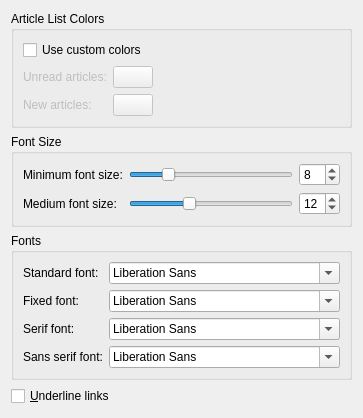
This is akregator/configuration/settings_appearance.ui in KDE/kdepim as Qt 5 draws it before an edit. The edited form follows.
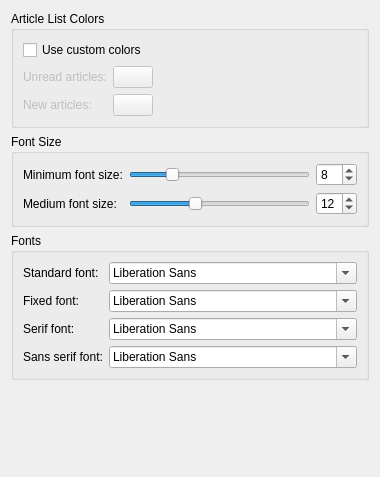
This is the edited form. Custom widgets are drawn as their Qt base class.

Commit message: Remove unused settings in webkit

Diff of the .ui file:
```diff
--- a/akregator/configuration/settings_appearance.ui
+++ b/akregator/configuration/settings_appearance.ui
@@ -3,7 +3,15 @@
  <author>Frank Osterfeld</author>
  <class>Akregator::SettingsAppearance</class>
  <widget class="QWidget" name="Akregator::SettingsAppearance">
-  <layout class="QVBoxLayout" name="verticalLayout" stretch="0,0,0,0,1">
+  <property name="geometry">
+   <rect>
+    <x>0</x>
+    <y>0</y>
+    <width>380</width>
+    <height>477</height>
+   </rect>
+  </property>
+  <layout class="QVBoxLayout" name="verticalLayout" stretch="0,0,0,1">
    <item>
     <widget class="QGroupBox" name="groupBox_3">
      <property name="title">
@@ -212,15 +220,11 @@
      </layout>
     </widget>
    </item>
-   <item>
-    <widget class="QCheckBox" name="kcfg_UnderlineLinks">
-     <property name="text">
-      <string>&amp;Underline links</string>
-     </property>
-    </widget>
-   </item>
    <item>
     <spacer>
+     <property name="orientation">
+      <enum>Qt::Vertical</enum>
+     </property>
      <property name="sizeHint" stdset="0">
       <size>
        <width>20</width>
@@ -232,21 +236,16 @@
   </layout>
  </widget>
  <customwidgets>
-  <customwidget>
-   <class>KPluralHandlingSpinBox</class>
-   <extends>QSpinBox</extends>
-   <header>KPluralHandlingSpinBox</header>
-  </customwidget>
-  <customwidget>
-   <class>KComboBox</class>
-   <extends>QComboBox</extends>
-   <header>kcombobox.h</header>
-  </customwidget>
   <customwidget>
    <class>KColorButton</class>
    <extends>QPushButton</extends>
    <header>kcolorbutton.h</header>
   </customwidget>
+  <customwidget>
+   <class>KPluralHandlingSpinBox</class>
+   <extends>QSpinBox</extends>
+   <header>kpluralhandlingspinbox.h</header>
+  </customwidget>
  </customwidgets>
  <resources/>
  <connections/>
```
Left out of the diff: 33 changed lines with no effect on the pictures. The commit also changes 3 other files.
